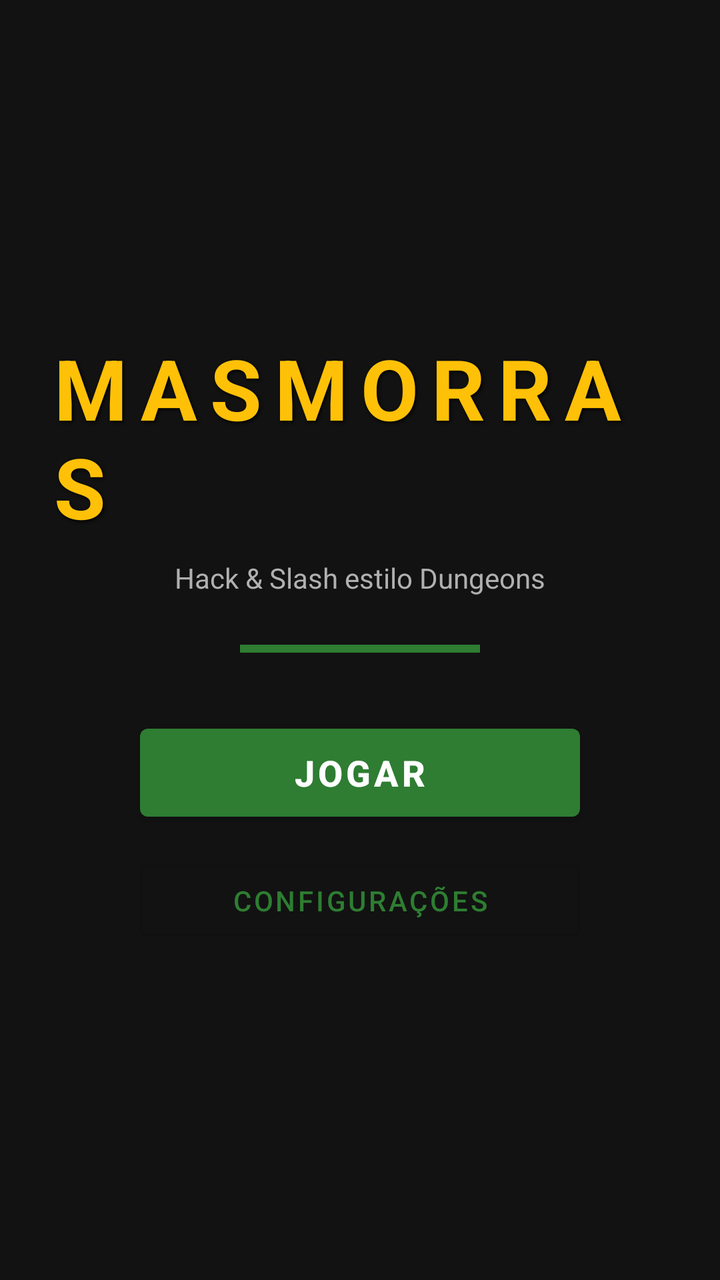
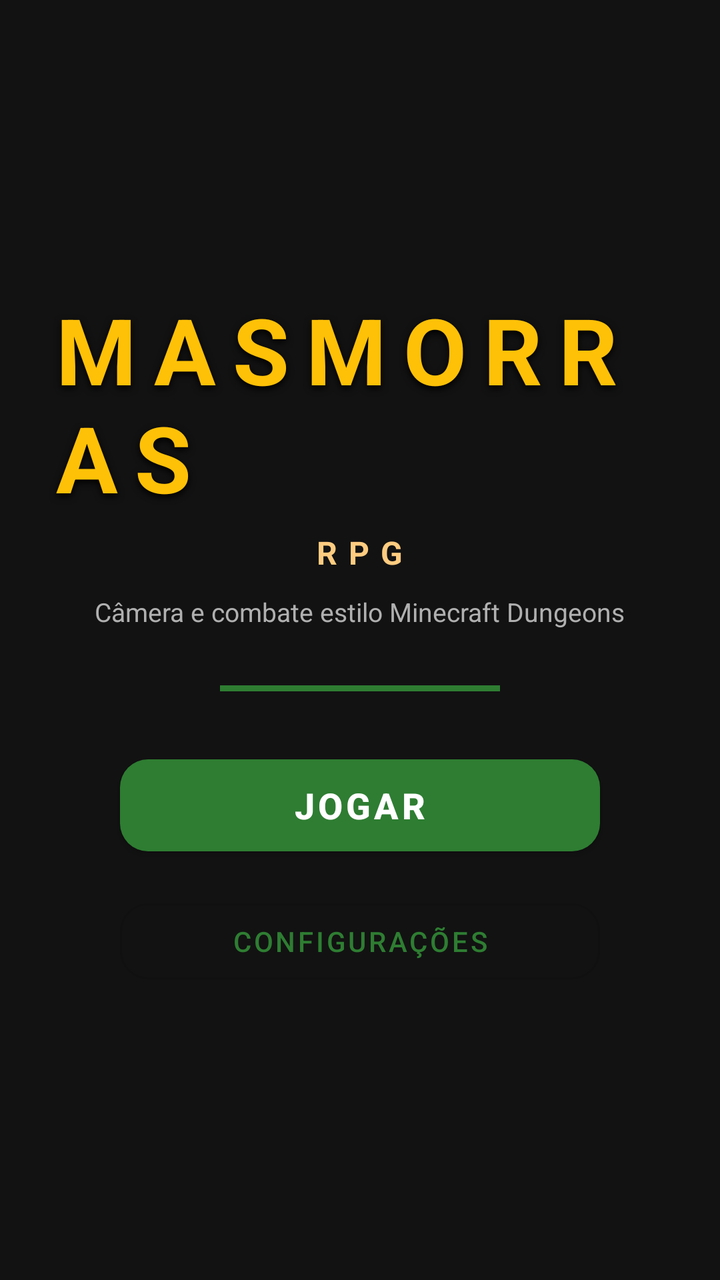

An Android layout rendered at two revisions. The XML below is the earlier revision; the diff shows what the commit changed to produce the second picture.
<!-- AndroidManifest.xml: application theme Theme.Masmorras -->
<!-- res/layout/activity_main.xml -->
<?xml version="1.0" encoding="utf-8"?>
<FrameLayout xmlns:android="http://schemas.android.com/apk/res/android"
    xmlns:app="http://schemas.android.com/apk/res-auto"
    android:id="@+id/root"
    android:layout_width="match_parent"
    android:layout_height="match_parent"
    android:background="@color/background">

    
    <LinearLayout
        android:id="@+id/menuLayout"
        android:layout_width="match_parent"
        android:layout_height="match_parent"
        android:orientation="vertical"
        android:gravity="center"
        android:padding="24dp"
        android:visibility="visible">

        <TextView
            android:layout_width="wrap_content"
            android:layout_height="wrap_content"
            android:text="MASMORRAS"
            android:textSize="42sp"
            android:textStyle="bold"
            android:textColor="@color/accent"
            android:letterSpacing="0.15"
            android:shadowColor="#000"
            android:shadowDx="2"
            android:shadowDy="2"
            android:shadowRadius="4"/>

        <TextView
            android:layout_width="wrap_content"
            android:layout_height="wrap_content"
            android:layout_marginTop="8dp"
            android:text="Hack &amp; Slash estilo Dungeons"
            android:textSize="14sp"
            android:textColor="@color/text_secondary"/>

        <View
            android:layout_width="120dp"
            android:layout_height="4dp"
            android:layout_marginTop="24dp"
            android:layout_marginBottom="32dp"
            android:background="@color/primary"/>

        <com.google.android.material.button.MaterialButton
            android:id="@+id/btnJogar"
            android:layout_width="220dp"
            android:layout_height="56dp"
            android:text="@string/jogar"
            android:textSize="18sp"
            android:textStyle="bold"
            style="@style/Widget.MaterialComponents.Button"/>

        <com.google.android.material.button.MaterialButton
            android:id="@+id/btnConfig"
            android:layout_width="220dp"
            android:layout_height="48dp"
            android:layout_marginTop="12dp"
            android:text="@string/configuracoes"
            style="@style/Widget.MaterialComponents.Button.OutlinedButton"/>
    </LinearLayout>

    
    <LinearLayout
        android:id="@+id/classLayout"
        android:layout_width="match_parent"
        android:layout_height="match_parent"
        android:orientation="vertical"
        android:padding="16dp"
        android:visibility="gone">

        <TextView
            android:layout_width="match_parent"
            android:layout_height="wrap_content"
            android:text="@string/escolher_classe"
            android:textSize="22sp"
            android:textStyle="bold"
            android:textColor="@color/text_primary"
            android:gravity="center"
            android:layout_marginBottom="16dp"/>

        <androidx.recyclerview.widget.RecyclerView
            android:id="@+id/rvClasses"
            android:layout_width="match_parent"
            android:layout_height="0dp"
            android:layout_weight="1"/>

        <com.google.android.material.button.MaterialButton
            android:id="@+id/btnVoltarClasse"
            android:layout_width="match_parent"
            android:layout_height="48dp"
            android:text="@string/voltar"
            style="@style/Widget.MaterialComponents.Button.TextButton"/>
    </LinearLayout>

    
    <FrameLayout
        android:id="@+id/gameContainer"
        android:layout_width="match_parent"
        android:layout_height="match_parent"
        android:visibility="gone">

        <com.viniciusy.masmorras.GameView
            android:id="@+id/gameView"
            android:layout_width="match_parent"
            android:layout_height="match_parent"/>

        
        <LinearLayout
            android:layout_width="match_parent"
            android:layout_height="wrap_content"
            android:orientation="vertical"
            android:padding="12dp"
            android:background="#99000000">

            <TextView
                android:id="@+id/tvClasseHud"
                android:layout_width="wrap_content"
                android:layout_height="wrap_content"
                android:textColor="@color/accent"
                android:textStyle="bold"
                android:textSize="14sp"/>

            <ProgressBar
                android:id="@+id/hpBar"
                style="?android:attr/progressBarStyleHorizontal"
                android:layout_width="match_parent"
                android:layout_height="12dp"
                android:layout_marginTop="4dp"
                android:max="100"
                android:progress="100"
                android:progressTint="@color/hp_green"
                android:progressBackgroundTint="#44FFFFFF"/>

            <ProgressBar
                android:id="@+id/mpBar"
                style="?android:attr/progressBarStyleHorizontal"
                android:layout_width="match_parent"
                android:layout_height="8dp"
                android:layout_marginTop="4dp"
                android:max="100"
                android:progress="100"
                android:progressTint="@color/mp_blue"
                android:progressBackgroundTint="#44FFFFFF"
                android:visibility="gone"/>
        </LinearLayout>

        
        <LinearLayout
            android:layout_width="match_parent"
            android:layout_height="wrap_content"
            android:layout_gravity="bottom"
            android:orientation="horizontal"
            android:padding="16dp"
            android:gravity="center_vertical">

            
            <FrameLayout
                android:id="@+id/joystickArea"
                android:layout_width="140dp"
                android:layout_height="140dp">
                <View
                    android:id="@+id/joystickBase"
                    android:layout_width="100dp"
                    android:layout_height="100dp"
                    android:layout_gravity="center"
                    android:background="@drawable/joystick_base"/>
                <View
                    android:id="@+id/joystickKnob"
                    android:layout_width="48dp"
                    android:layout_height="48dp"
                    android:layout_gravity="center"
                    android:background="@drawable/joystick_knob"/>
            </FrameLayout>

            <View
                android:layout_width="0dp"
                android:layout_height="1dp"
                android:layout_weight="1"/>

            
            <LinearLayout
                android:layout_width="wrap_content"
                android:layout_height="wrap_content"
                android:orientation="horizontal"
                android:gravity="bottom">

                <com.google.android.material.button.MaterialButton
                    android:id="@+id/btnJump"
                    android:layout_width="62dp"
                    android:layout_height="62dp"
                    android:layout_marginEnd="10dp"
                    android:text="PULAR"
                    android:textSize="10sp"
                    android:textStyle="bold"
                    android:padding="0dp"
                    android:insetTop="0dp"
                    android:insetBottom="0dp"
                    app:cornerRadius="31dp"
                    style="@style/Widget.MaterialComponents.Button"/>

                <com.google.android.material.button.MaterialButton
                    android:id="@+id/btnRoll"
                    android:layout_width="62dp"
                    android:layout_height="62dp"
                    android:layout_marginEnd="10dp"
                    android:text="ROLAR"
                    android:textSize="10sp"
                    android:textStyle="bold"
                    android:padding="0dp"
                    android:insetTop="0dp"
                    android:insetBottom="0dp"
                    app:cornerRadius="31dp"
                    style="@style/Widget.MaterialComponents.Button"/>

            <com.google.android.material.button.MaterialButton
                android:id="@+id/btnAttack"
                android:layout_width="80dp"
                android:layout_height="80dp"
                android:text="ATK"
                android:textSize="16sp"
                android:textStyle="bold"
                android:insetTop="0dp"
                android:insetBottom="0dp"
                app:cornerRadius="40dp"
                style="@style/Widget.MaterialComponents.Button"/>
            </LinearLayout>
        </LinearLayout>

        
        <LinearLayout
            android:id="@+id/overlayFim"
            android:layout_width="match_parent"
            android:layout_height="match_parent"
            android:orientation="vertical"
            android:gravity="center"
            android:background="#CC000000"
            android:visibility="gone"
            android:padding="24dp">

            <TextView
                android:id="@+id/tvFim"
                android:layout_width="wrap_content"
                android:layout_height="wrap_content"
                android:textSize="32sp"
                android:textStyle="bold"
                android:textColor="@color/accent"/>

            <com.google.android.material.button.MaterialButton
                android:id="@+id/btnTentar"
                android:layout_width="200dp"
                android:layout_height="48dp"
                android:layout_marginTop="24dp"
                android:text="@string/tentar_novamente"/>

            <com.google.android.material.button.MaterialButton
                android:id="@+id/btnMenu"
                android:layout_width="200dp"
                android:layout_height="48dp"
                android:layout_marginTop="8dp"
                android:text="@string/menu"
                style="@style/Widget.MaterialComponents.Button.OutlinedButton"/>
        </LinearLayout>
    </FrameLayout>

    
    <LinearLayout
        android:id="@+id/configLayout"
        android:layout_width="match_parent"
        android:layout_height="match_parent"
        android:orientation="vertical"
        android:padding="24dp"
        android:visibility="gone">

        <TextView
            android:layout_width="match_parent"
            android:layout_height="wrap_content"
            android:text="@string/configuracoes"
            android:textSize="24sp"
            android:textStyle="bold"
            android:textColor="@color/text_primary"
            android:gravity="center"
            android:layout_marginBottom="24dp"/>

        <com.google.android.material.button.MaterialButton
            android:id="@+id/btnVerificarUpdate"
            android:layout_width="match_parent"
            android:layout_height="56dp"
            android:text="@string/verificar_atualizacao"/>

        <TextView
            android:id="@+id/tvUpdateStatus"
            android:layout_width="match_parent"
            android:layout_height="wrap_content"
            android:layout_marginTop="12dp"
            android:textColor="@color/text_secondary"
            android:gravity="center"
            android:textSize="14sp"/>

        <View
            android:layout_width="match_parent"
            android:layout_height="1dp"
            android:layout_marginVertical="24dp"
            android:background="#33FFFFFF"/>

        <TextView
            android:layout_width="match_parent"
            android:layout_height="wrap_content"
            android:text="@string/sobre"
            android:textSize="16sp"
            android:textStyle="bold"
            android:textColor="@color/text_primary"/>

        <TextView
            android:layout_width="match_parent"
            android:layout_height="wrap_content"
            android:layout_marginTop="8dp"
            android:text="RPG top-down hack &amp; slash inspirado em Minecraft Dungeons.\n\nVersão do app usa o número do build do GitHub.\nAtualizações automáticas via Releases públicas."
            android:textColor="@color/text_secondary"
            android:textSize="13sp"
            android:lineSpacingExtra="4dp"/>

        <View
            android:layout_width="0dp"
            android:layout_height="0dp"
            android:layout_weight="1"/>

        <com.google.android.material.button.MaterialButton
            android:id="@+id/btnVoltarConfig"
            android:layout_width="match_parent"
            android:layout_height="48dp"
            android:text="@string/voltar"
            style="@style/Widget.MaterialComponents.Button.TextButton"/>
    </LinearLayout>

    
    <ScrollView
        android:id="@+id/novidadesLayout"
        android:layout_width="match_parent"
        android:layout_height="match_parent"
        android:background="#EE000000"
        android:visibility="gone"
        android:padding="24dp">

        <LinearLayout
            android:layout_width="match_parent"
            android:layout_height="wrap_content"
            android:orientation="vertical">

            <TextView
                android:layout_width="match_parent"
                android:layout_height="wrap_content"
                android:text="@string/novidades"
                android:textSize="22sp"
                android:textStyle="bold"
                android:textColor="@color/accent"
                android:gravity="center"
                android:layout_marginBottom="16dp"/>

            <TextView
                android:id="@+id/tvNovidades"
                android:layout_width="match_parent"
                android:layout_height="wrap_content"
                android:textColor="@color/text_primary"
                android:textSize="14sp"
                android:lineSpacingExtra="6dp"/>

            <com.google.android.material.button.MaterialButton
                android:id="@+id/btnFecharNovidades"
                android:layout_width="match_parent"
                android:layout_height="48dp"
                android:layout_marginTop="24dp"
                android:text="Entendi!"/>
        </LinearLayout>
    </ScrollView>
</FrameLayout>
<!-- resources referenced by this layout -->
<resources>
  <color name="accent">#FFC107</color>
  <color name="background">#121212</color>
  <color name="hp_green">#4CAF50</color>
  <color name="mp_blue">#2196F3</color>
  <color name="primary">#2E7D32</color>
  <color name="text_primary">#FFFFFF</color>
  <color name="text_secondary">#B0B0B0</color>
  <!-- drawable joystick_base (drawable) -->
  <?xml version="1.0" encoding="utf-8"?>
  <shape xmlns:android="http://schemas.android.com/apk/res/android"
      android:shape="oval">
      <solid android:color="#44FFFFFF"/>
      <stroke android:width="2dp" android:color="#88FFFFFF"/>
  </shape>
  <!-- drawable joystick_knob (drawable) -->
  <?xml version="1.0" encoding="utf-8"?>
  <shape xmlns:android="http://schemas.android.com/apk/res/android"
      android:shape="oval">
      <solid android:color="#CCFFFFFF"/>
      <stroke android:width="2dp" android:color="#FFFFFF"/>
  </shape>
  <string name="configuracoes">Configurações</string>
  <string name="escolher_classe">Escolha sua classe</string>
  <string name="jogar">Jogar</string>
  <string name="menu">Menu</string>
  <string name="novidades">O que mudou</string>
  <string name="sobre">Sobre o jogo</string>
  <string name="tentar_novamente">Tentar novamente</string>
  <string name="verificar_atualizacao">Verificar atualização</string>
  <string name="voltar">Voltar</string>
  <style name="Theme.Masmorras" parent="Theme.MaterialComponents.DayNight.NoActionBar">
          <item name="colorPrimary">@color/primary</item>
          <item name="colorPrimaryDark">@color/primary_dark</item>
          <item name="colorAccent">@color/accent</item>
          <item name="android:statusBarColor">@color/background</item>
          <item name="android:navigationBarColor">@color/background</item>
          <item name="android:windowBackground">@color/background</item>
          <item name="android:textColorPrimary">@color/text_primary</item>
          <item name="android:textColorSecondary">@color/text_secondary</item>
      </style>
  <color name="primary_dark">#1B5E20</color>
</resources>

<!-- the commit's change to res/layout/activity_main.xml (unified diff, before → after) -->
@@ -20,45 +20,57 @@
             android:layout_width="wrap_content"
             android:layout_height="wrap_content"
             android:text="MASMORRAS"
-            android:textSize="42sp"
+            android:textSize="46sp"
             android:textStyle="bold"
             android:textColor="@color/accent"
-            android:letterSpacing="0.15"
-            android:shadowColor="#000"
-            android:shadowDx="2"
-            android:shadowDy="2"
-            android:shadowRadius="4"/>
+            android:letterSpacing="0.18"
+            android:shadowColor="#000000"
+            android:shadowDx="0"
+            android:shadowDy="4"
+            android:shadowRadius="8"/>
 
         <TextView
             android:layout_width="wrap_content"
             android:layout_height="wrap_content"
-            android:layout_marginTop="8dp"
-            android:text="Hack &amp; Slash estilo Dungeons"
-            android:textSize="14sp"
+            android:layout_marginTop="6dp"
+            android:text="RPG"
+            android:textSize="16sp"
+            android:textStyle="bold"
+            android:textColor="#FFCC80"
+            android:letterSpacing="0.35"/>
+
+        <TextView
+            android:layout_width="wrap_content"
+            android:layout_height="wrap_content"
+            android:layout_marginTop="10dp"
+            android:text="Câmera e combate estilo Minecraft Dungeons"
+            android:textSize="13sp"
             android:textColor="@color/text_secondary"/>
 
         <View
-            android:layout_width="120dp"
-            android:layout_height="4dp"
-            android:layout_marginTop="24dp"
-            android:layout_marginBottom="32dp"
+            android:layout_width="140dp"
+            android:layout_height="3dp"
+            android:layout_marginTop="28dp"
+            android:layout_marginBottom="28dp"
             android:background="@color/primary"/>
 
         <com.google.android.material.button.MaterialButton
             android:id="@+id/btnJogar"
-            android:layout_width="220dp"
-            android:layout_height="56dp"
+            android:layout_width="240dp"
+            android:layout_height="58dp"
             android:text="@string/jogar"
             android:textSize="18sp"
             android:textStyle="bold"
+            app:cornerRadius="14dp"
             style="@style/Widget.MaterialComponents.Button"/>
 
         <com.google.android.material.button.MaterialButton
             android:id="@+id/btnConfig"
-            android:layout_width="220dp"
-            android:layout_height="48dp"
-            android:layout_marginTop="12dp"
+            android:layout_width="240dp"
+            android:layout_height="50dp"
+            android:layout_marginTop="14dp"
             android:text="@string/configuracoes"
+            app:cornerRadius="14dp"
             style="@style/Widget.MaterialComponents.Button.OutlinedButton"/>
     </LinearLayout>
 
@@ -112,38 +124,42 @@
             android:layout_width="match_parent"
             android:layout_height="wrap_content"
             android:orientation="vertical"
-            android:padding="12dp"
-            android:background="#99000000">
+            android:paddingStart="14dp"
+            android:paddingEnd="14dp"
+            android:paddingTop="10dp"
+            android:paddingBottom="12dp"
+            android:background="#CC0A0E12">
 
             <TextView
                 android:id="@+id/tvClasseHud"
                 android:layout_width="wrap_content"
                 android:layout_height="wrap_content"
-                android:textColor="@color/accent"
+                android:textColor="#FFCC80"
                 android:textStyle="bold"
-                android:textSize="14sp"/>
+                android:textSize="13sp"
+                android:letterSpacing="0.08"/>
 
             <ProgressBar
                 android:id="@+id/hpBar"
                 style="?android:attr/progressBarStyleHorizontal"
                 android:layout_width="match_parent"
-                android:layout_height="12dp"
-                android:layout_marginTop="4dp"
+                android:layout_height="14dp"
+                android:layout_marginTop="6dp"
                 android:max="100"
                 android:progress="100"
                 android:progressTint="@color/hp_green"
-                android:progressBackgroundTint="#44FFFFFF"/>
+                android:progressBackgroundTint="#33FFFFFF"/>
 
             <ProgressBar
                 android:id="@+id/mpBar"
                 style="?android:attr/progressBarStyleHorizontal"
                 android:layout_width="match_parent"
-                android:layout_height="8dp"
-                android:layout_marginTop="4dp"
+                android:layout_height="9dp"
+                android:layout_marginTop="5dp"
                 android:max="100"
                 android:progress="100"
                 android:progressTint="@color/mp_blue"
-                android:progressBackgroundTint="#44FFFFFF"
+                android:progressBackgroundTint="#33FFFFFF"
                 android:visibility="gone"/>
         </LinearLayout>
 
